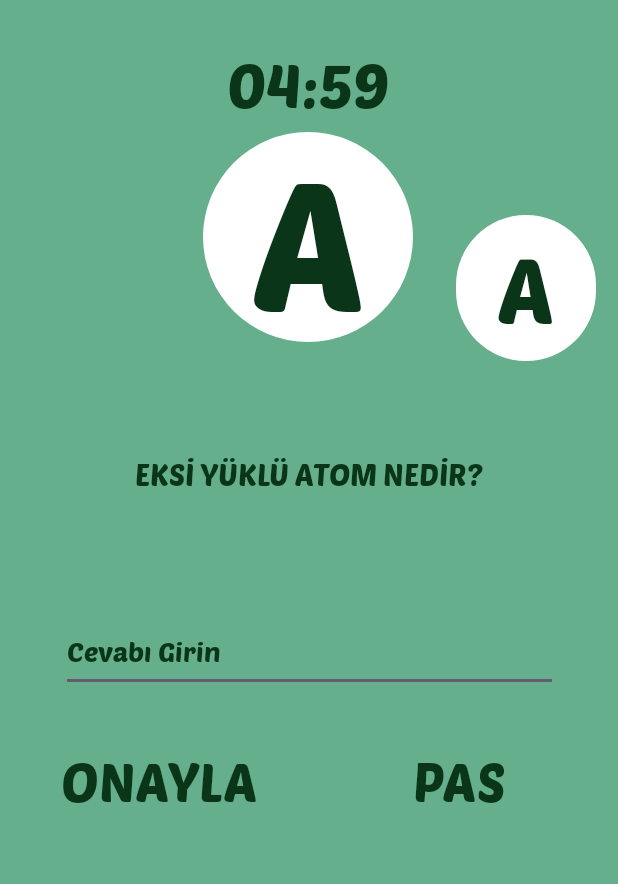
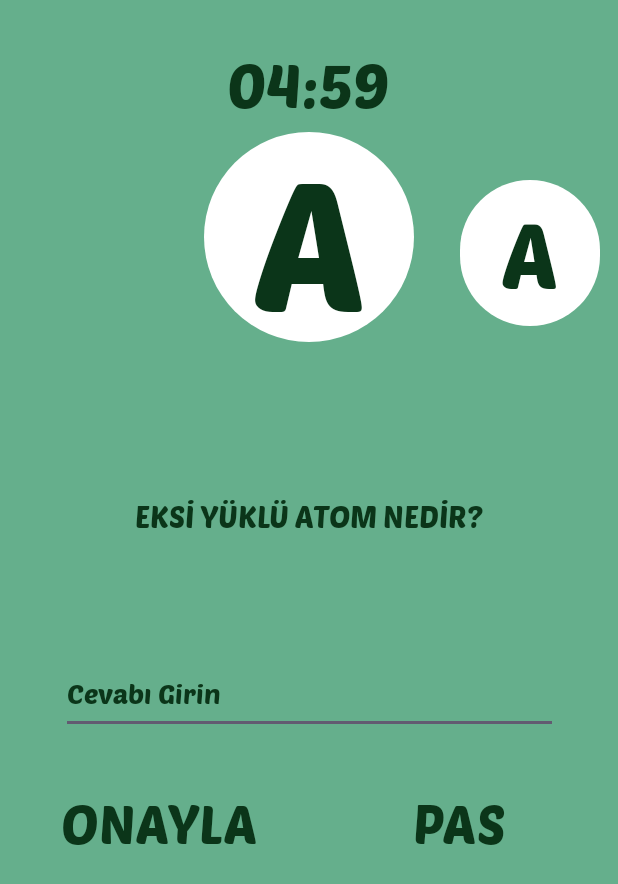
Before and after one commit to uslanozan/Omnidle, an Android app: the QuestionsActivity screen opened directly, with no data from a screen before it, on a phone screen of 412 x 824 dp. Shown: the top 884 px of the screen. Run offline under Robolectric (Android 15) with nearby library versions, the phone set to English and light mode, and no system bars; 3 statements that could not run were skipped.

Commit message:
tried to fix ui bugs

```diff
--- a/app/src/main/java/com/android/alesta/omnidle/QuestionCreator.java
+++ b/app/src/main/java/com/android/alesta/omnidle/QuestionCreator.java
@@ -83,7 +83,7 @@ public class QuestionCreator extends AppCompatActivity {
                             /* apiKey */ "AIzaSyBRyOUHZUCuYqHQK6JqRPObQpCv9krug8g");
             GenerativeModelFutures model = GenerativeModelFutures.from(gm);
         String prompt ="Her anahtarın \"a\"dan \"z\"ye kadar bir harf olduğu ve değerin iki öğeden oluşan bir Python sözlüğü oluşturun:\n" +
-                "O harfle başlayan, %1$s ile ilgili bir kelime, ancak %2$s kelimelerinden kaçınmaya çalış.\n" +
+                "O harfle başlayan, %1$s ile ilgili bir kelime, ancak %2$s kelimelerini cevaplarda kullanma.\n" +
                 "O kelimeyle cevaplanabilecek bir soru. Kelime harfine uygun olmalıdır harf C ise kelimede c ile başlamalıdır\n" +
                 "Örneğin, 'a' harfi için değer ['açı', 'Geometride bir açının ölçüsü nedir?'] olabilir.\n" +
                 "Her cevap, harfle ilgili tek kelimelik bir %1$s kavramı olmalıdır ve her soru net ve öz olmalıdır.\n" +
--- a/app/src/main/res/layout/activity_questions.xml
+++ b/app/src/main/res/layout/activity_questions.xml
@@ -23,7 +23,6 @@
         android:text="A"
         android:textColor="@color/frame_green"
         android:textSize="60sp"
-        app:layout_constraintBottom_toTopOf="@+id/eTxtAnswer"
         app:layout_constraintEnd_toEndOf="parent"
         app:layout_constraintEnd_toStartOf="@+id/txtLetter"
         app:layout_constraintHorizontal_bias="0.358"
@@ -35,8 +34,7 @@
         android:layout_width="93dp"
         android:layout_height="97dp"
         android:layout_marginStart="27dp"
-        android:layout_marginTop="36dp"
-        android:layout_marginBottom="140dp"
+        android:layout_marginTop="120dp"
         android:background="@drawable/circle_white"
         android:fontFamily="@font/poetsen_one"
         android:gravity="center"
@@ -44,12 +42,11 @@
         android:textColor="@color/frame_green"
         android:textSize="60sp"
         android:visibility="visible"
-        app:layout_constraintBottom_toTopOf="@+id/eTxtAnswer"
         app:layout_constraintEnd_toEndOf="parent"
-        app:layout_constraintHorizontal_bias="0.949"
+        app:layout_constraintHorizontal_bias="0.958"
         app:layout_constraintStart_toEndOf="@+id/txtLetter"
         app:layout_constraintStart_toStartOf="parent"
-        app:layout_constraintTop_toBottomOf="@+id/txtTimer" />
+        app:layout_constraintTop_toTopOf="parent" />
 
     <TextView
         android:id="@+id/txtLetter"
@@ -63,7 +60,6 @@
         android:textColor="@color/frame_green"
         android:textSize="120sp"
         app:layout_constraintEnd_toEndOf="parent"
-        app:layout_constraintHorizontal_bias="0.498"
         app:layout_constraintStart_toStartOf="parent"
         app:layout_constraintTop_toBottomOf="@+id/txtTimer" />
 
@@ -71,7 +67,7 @@
         android:id="@+id/txtQuestion"
         android:layout_width="wrap_content"
         android:layout_height="wrap_content"
-        android:layout_marginTop="76dp"
+        android:layout_marginTop="104dp"
         android:fontFamily="@font/poetsen_one"
         android:text="EKSİ YÜKLÜ ATOM NEDİR?"
         android:textColor="@color/frame_green"
```
Also changed, not shown: app/src/main/java/com/android/alesta/omnidle/QuestionsActivity.java (+13 -21 lines).
